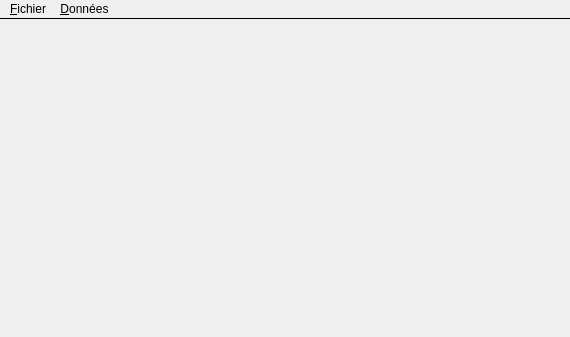
The window that logiciel/carte-qt/mainwindow.ui (s0lstice/oculometre) describes before a commit, drawn with Qt 5.
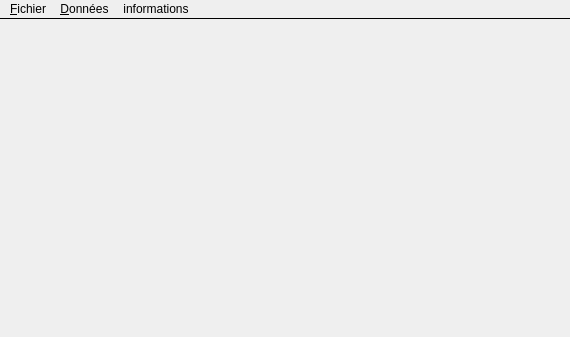
The same window after the commit.

Patch:
```diff
--- a/logiciel/carte-qt/mainwindow.ui
+++ b/logiciel/carte-qt/mainwindow.ui
@@ -84,8 +84,16 @@
     <addaction name="separator"/>
     <addaction name="actionAnalyse_des_zones_et_des_volontaires"/>
    </widget>
+   <widget class="QMenu" name="menuInformations">
+    <property name="title">
+     <string>informations</string>
+    </property>
+    <addaction name="actionAide"/>
+    <addaction name="actionA_propos_de"/>
+   </widget>
    <addaction name="menuFichier"/>
    <addaction name="menuDonnees"/>
+   <addaction name="menuInformations"/>
   </widget>
   <action name="actionCharger_une_carte">
    <property name="text">
```
Left out of the diff: 15 changed lines with no effect on the pictures.
